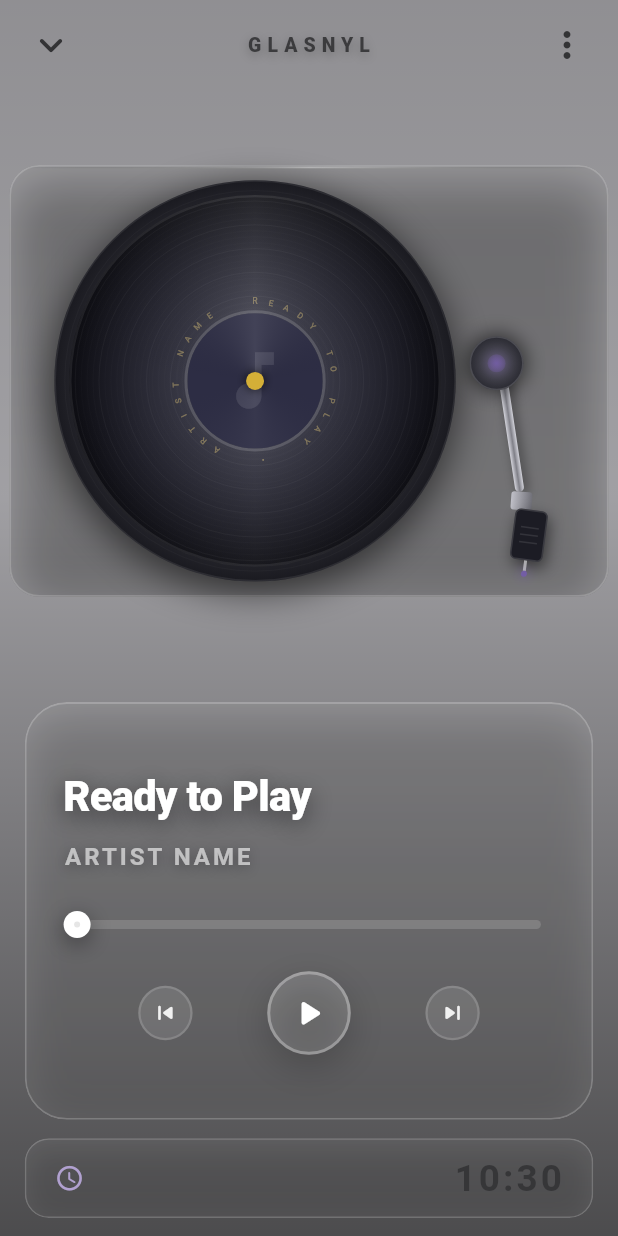
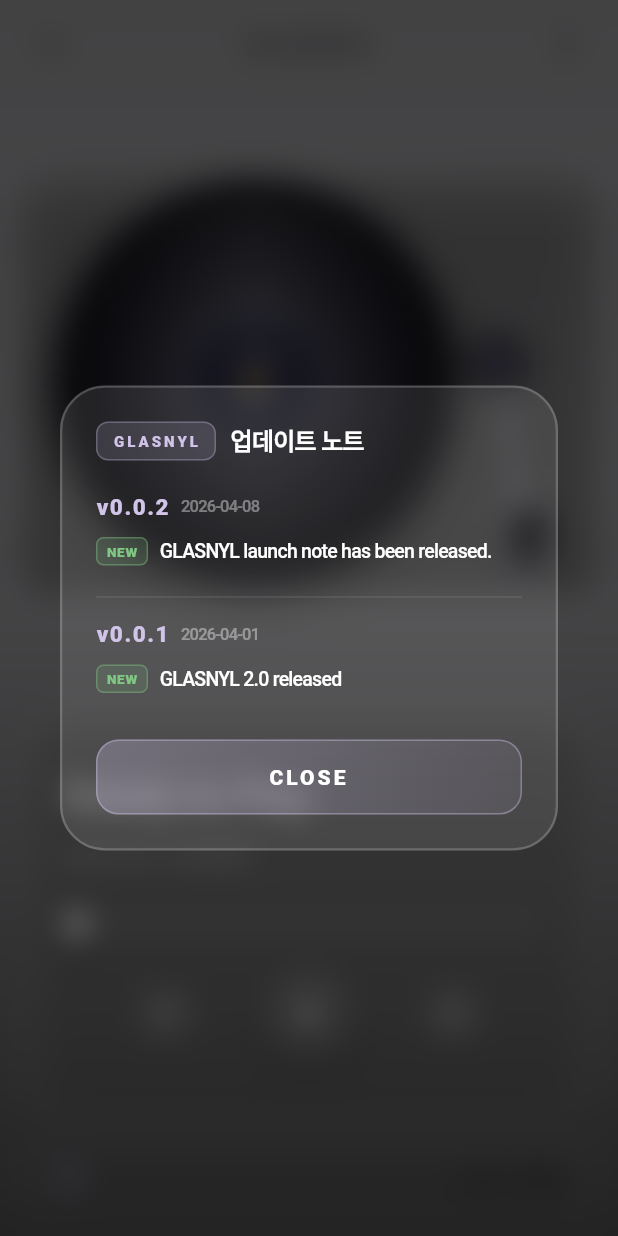
Before and after one commit to jjaez7/meteor_player, a Flutter app: the VinylPlayerScreen screen opened directly, on a phone screen of 412 x 824 dp. Run offline on Flutter 3.47's test engine with Material 3 defaults, Android fonts, the light colour scheme and no system bars; our stand-ins replace audio_service, flutter_colorpicker, font_awesome_flutter, google_mobile_ads, marquee, package_info_plus and 5 more; missing offline and left inert: notification_listener_service, translator; accounts and stored records are empty; Roboto replaces fonts that are missing (Pretendard, sans-serif-medium); statements that could not run were skipped.

Commit message:
GLASNYL 2.0/0.0.2+25 (1차)

```diff
--- a/lib/features/pip_handler.dart
+++ b/lib/features/pip_handler.dart
@@ -3,9 +3,9 @@
 
 class PipHandler {
   // 진입 및 제어용 채널
-  static const _controlChannel = MethodChannel('com.glasnyl.player/media_control');
+  static const _controlChannel = MethodChannel('com.glasnyl.app/media_control');
   // PiP 상태 및 버튼 액션 수신용 채널
-  static const _statusChannel = MethodChannel('com.glasnyl.player/pip_status');
+  static const _statusChannel = MethodChannel('com.glasnyl.app/pip_status');
 
   /// 🚀 PiP 시스템 버튼 클릭 리스너 등록
   /// [onToggle], [onNext], [onPrev]는 각각 재생/정지, 다음곡, 이전곡 함수를 전달받습니다.
--- a/lib/logic/player_logic.dart
+++ b/lib/logic/player_logic.dart
@@ -6,7 +6,7 @@
 
 class PlayerLogic {
   // main.dart의 _mediaChannel과 동일한 채널 — 한 곳에서만 문자열 관리
-  static const _mediaChannel = MethodChannel('com.glasnyl.player/media_control');
+  static const _mediaChannel = MethodChannel('com.glasnyl.app/media_control');
 
   // --- [1] 테마 및 색상 관련 로직 ---
 
--- a/lib/main.dart
+++ b/lib/main.dart
@@ -32,7 +32,7 @@
     AudioService.init(
       builder: () => MyAudioHandler(),
       config: const AudioServiceConfig(
-        androidNotificationChannelId: 'com.glasnyl.player.audio',
+        androidNotificationChannelId: 'com.glasnyl.app.audio',
         androidNotificationChannelName: 'GLASNYL Control',
         androidShowNotificationBadge: true,
         androidStopForegroundOnPause: false,
@@ -69,10 +69,10 @@
 
 class MyAudioHandler extends BaseAudioHandler {
   static const MethodChannel _nativeChannel = MethodChannel(
-    'com.glasnyl.player/media_control',
+    'com.glasnyl.app/media_control',
   );
   static const EventChannel _statusChannel = EventChannel(
-    'com.glasnyl.player/media_status',
+    'com.glasnyl.app/media_status',
   );
 
   Stream<Duration> get position => playbackState.map((state) => state.updatePosition).distinct();
--- /dev/null
+++ b/lib/menu/release_notes.dart
@@ -0,0 +1,276 @@
+import 'dart:ui';
+import 'package:flutter/material.dart';
+import 'package:package_info_plus/package_info_plus.dart';
+import 'package:shared_preferences/shared_preferences.dart';
+
+// ─────────────────────────────────────
+// 출시노트 데이터 (버전 올릴 때마다 맨 위에 추가)
+// ─────────────────────────────────────
+
+class ReleaseNote {
+  final String version;
+  final String date;
+  final List<ReleaseNoteItem> items;
+
+  const ReleaseNote({
+    required this.version,
+    required this.date,
+    required this.items,
+  });
+}
+
+enum NoteType { feature, fix, improvement }
+
+class ReleaseNoteItem {
+  final NoteType type;
+  final String text;
+
+  const ReleaseNoteItem(this.type, this.text);
+}
+
+// ★ 여기에 버전 올릴 때마다 맨 위에 추가하세요
+const List<ReleaseNote> kReleaseNotes = [
+  ReleaseNote(
+    version: "0.0.2",
+    date: "2026-04-08",
+    items: [
+      ReleaseNoteItem(NoteType.feature, "GLASNYL launch note has been released."),
+    ],
+  ),
+  ReleaseNote(
+    version: "0.0.1",
+    date: "2026-04-01",
+    items: [
+      ReleaseNoteItem(NoteType.feature, "GLASNYL 2.0 released"),
+    ],
+  ),
+];
+
+// ─────────────────────────────────────
+// 자동 표시 (업데이트 후 첫 실행 시)
+// ─────────────────────────────────────
+
+const String _lastSeenVersionKey = "release_notes_last_seen_version";
+
+Future<void> showReleaseNotesIfUpdated(BuildContext context) async {
+  final info = await PackageInfo.fromPlatform();
+  final currentVersion = info.version;
+
+  final prefs = await SharedPreferences.getInstance();
+  final lastSeen = prefs.getString(_lastSeenVersionKey) ?? "";
+
+  if (lastSeen != currentVersion) {
+    await prefs.setString(_lastSeenVersionKey, currentVersion);
+    if (context.mounted) {
+      showReleaseNotesDialog(context);
+    }
+  }
+}
+
+// ─────────────────────────────────────
+// 수동 표시 (설정/정보 화면에서 호출)
+// ─────────────────────────────────────
+
+void showReleaseNotesDialog(BuildContext context) {
+  showDialog(
+    context: context,
+    builder: (context) => const _ReleaseNotesDialog(),
+  );
+}
+
+// ─────────────────────────────────────
+// 다이얼로그 UI
+// ─────────────────────────────────────
+
+class _ReleaseNotesDialog extends StatelessWidget {
+  const _ReleaseNotesDialog();
+
+  @override
+  Widget build(BuildContext context) {
+    const Color accentColor = Color(0xFFD1C4E9);
+    final size = MediaQuery.of(context).size;
+    final bool isLandscape = size.width > size.height;
+
+    return BackdropFilter(
+      filter: ImageFilter.blur(sigmaX: 10, sigmaY: 10),
+      child: AlertDialog(
+        backgroundColor: Colors.white.withValues(alpha: 0.1),
+        surfaceTintColor: Colors.transparent,
+        shape: RoundedRectangleBorder(
+          borderRadius: BorderRadius.circular(30),
+          side: BorderSide(color: Colors.white.withValues(alpha: 0.2), width: 1.5),
+        ),
+        contentPadding: const EdgeInsets.all(24),
+        content: SizedBox(
+          width: isLandscape ? size.width * 0.65 : size.width * 0.85,
+          child: Column(
+            mainAxisSize: MainAxisSize.min,
+            children: [
+              // 헤더
+              Row(
+                children: [
+                  Container(
+                    padding: const EdgeInsets.symmetric(horizontal: 10, vertical: 5),
+                    decoration: BoxDecoration(
+                      color: accentColor.withValues(alpha: 0.15),
+                      borderRadius: BorderRadius.circular(8),
+                      border: Border.all(color: accentColor.withValues(alpha: 0.3)),
+                    ),
+                    child: Text(
+                      "GLASNYL",
+                      style: TextStyle(
+                        fontSize: 10,
+                        fontWeight: FontWeight.w900,
+                        color: accentColor,
+                        letterSpacing: 2,
+                      ),
+                    ),
+                  ),
+                  const SizedBox(width: 10),
+                  const Text(
+                    "업데이트 노트",
+                    style: TextStyle(
+                      fontSize: 16,
+                      fontWeight: FontWeight.w800,
+                      color: Colors.white,
+                    ),
+                  ),
+                ],
+              ),
+              const SizedBox(height: 20),
+
+              // 노트 리스트 (스크롤)
+              ConstrainedBox(
+                constraints: BoxConstraints(
+                  maxHeight: isLandscape ? size.height * 0.5 : size.height * 0.55,
+                ),
+                child: ListView.separated(
+                  shrinkWrap: true,
+                  itemCount: kReleaseNotes.length,
+                  separatorBuilder: (_, __) => Divider(
+                    color: Colors.white.withValues(alpha: 0.1),
+                    height: 28,
+                  ),
+                  itemBuilder: (context, index) {
+                    final note = kReleaseNotes[index];
+                    return _buildNoteSection(note, accentColor);
+                  },
+                ),
+              ),
+              const SizedBox(height: 24),
+
+              // 닫기 버튼
+              GestureDetector(
+                onTap: () => Navigator.pop(context),
+                child: Container(
+                  width: double.infinity,
+                  padding: const EdgeInsets.symmetric(vertical: 14),
+                  decoration: BoxDecoration(
+                    gradient: LinearGradient(
+                      colors: [
+                        accentColor.withValues(alpha: 0.3),
+                        accentColor.withValues(alpha: 0.1),
+                      ],
+                    ),
+                    borderRadius: BorderRadius.circular(15),
+                    border: Border.all(color: accentColor.withValues(alpha: 0.4)),
+                  ),
+                  child: const Text(
+                    "CLOSE",
+                    textAlign: TextAlign.center,
+                    style: TextStyle(
+                      fontWeight: FontWeight.w900,
+                      letterSpacing: 2,
+                      color: Colors.white,
+                    ),
+                  ),
+                ),
+              ),
+            ],
+          ),
+        ),
+      ),
+    );
+  }
+
+  Widget _buildNoteSection(ReleaseNote note, Color accentColor) {
+    return Column(
+      crossAxisAlignment: CrossAxisAlignment.start,
+      children: [
+        // 버전 + 날짜
+        Row(
+          children: [
+            Text(
+              "v${note.version}",
+              style: TextStyle(
+                fontSize: 15,
+                fontWeight: FontWeight.w900,
+                color: accentColor,
+                letterSpacing: 1,
+              ),
+            ),
+            const SizedBox(width: 8),
+            Text(
+              note.date,
+              style: TextStyle(
+                fontSize: 11,
+                color: Colors.white.withValues(alpha: 0.4),
+                fontWeight: FontWeight.w500,
+              ),
+            ),
+          ],
+        ),
+        const SizedBox(height: 10),
+
+        // 항목들
+        ...note.items.map((item) => Padding(
+          padding: const EdgeInsets.only(bottom: 7),
+          child: Row(
+            crossAxisAlignment: CrossAxisAlignment.start,
+            children: [
+              _buildTypeBadge(item.type),
+              const SizedBox(width: 8),
+              Expanded(
+                child: Text(
+                  item.text,
+                  style: const TextStyle(
+                    fontSize: 13,
+                    color: Colors.white,
+                    fontWeight: FontWeight.w500,
+                    height: 1.4,
+                  ),
+                ),
+              ),
+            ],
+          ),
+        )),
+      ],
+    );
+  }
+
+  Widget _buildTypeBadge(NoteType type) {
+    final (label, color) = switch (type) {
+      NoteType.feature    => ("NEW",  const Color(0xFF81C784)),
+      NoteType.fix        => ("FIX",  const Color(0xFFE57373)),
+      NoteType.improvement => ("UPD", const Color(0xFF64B5F6)),
+    };
+
+    return Container(
+      padding: const EdgeInsets.symmetric(horizontal: 6, vertical: 2),
+      decoration: BoxDecoration(
+        color: color.withValues(alpha: 0.15),
+        borderRadius: BorderRadius.circular(5),
+        border: Border.all(color: color.withValues(alpha: 0.4)),
+      ),
+      child: Text(
+        label,
+        style: TextStyle(
+          fontSize: 9,
+          fontWeight: FontWeight.w900,
+          color: color,
+          letterSpacing: 0.5,
+        ),
+      ),
+    );
+  }
+}
--- a/lib/player_screen.dart
+++ b/lib/player_screen.dart
@@ -31,6 +31,8 @@
 import 'concert_effects.dart';
 import 'widgets/now_playing_card.dart';
 import 'services/share_service.dart';
+import 'menu/release_notes.dart';
+import 'menu/review_prompt.dart';
 
 Timer? _accessCheckTimer;
 bool _isPassDialogShowing = false;
@@ -113,9 +115,9 @@
   Color _playBtnColor = const Color(0xFF735DA5);
 
   // ── 채널
-  static const _pipChannel = MethodChannel('com.glasnyl.player/pip_status');
+  static const _pipChannel = MethodChannel('com.glasnyl.app/pip_status');
   static const _volumeChannel = EventChannel(
-    'com.glasnyl.player/volume_events',
+    'com.glasnyl.app/volume_events',
   );
   final GlobalKey _progressKey = GlobalKey();
   final GlobalKey _shareCardKey = GlobalKey();
@@ -230,7 +232,11 @@
       Future.delayed(const Duration(milliseconds: 2000), () {
         if (mounted) _fetchInitialStatus();
       });
+      showReleaseNotesIfUpdated(context);
+      showReviewPromptIfNeeded(context);
     });
+
+
   }
 
   // ──────────────────────────────────────────────────────────────────────
@@ -631,7 +637,7 @@
           await Future.delayed(const Duration(milliseconds: 800));
           if (!mounted) return;
           try {
-            const platform = MethodChannel('com.glasnyl.player/media_control');
+            const platform = MethodChannel('com.glasnyl.app/media_control');
             final dynamic artResult = await platform.invokeMethod(
               'getAlbumArt',
             );
@@ -665,7 +671,7 @@
     });
 
     _mediaStatusSub?.cancel();
-    _mediaStatusSub = const EventChannel('com.glasnyl.player/media_status')
+    _mediaStatusSub = const EventChannel('com.glasnyl.app/media_status')
         .receiveBroadcastStream()
         .listen(
           (status) {
@@ -692,7 +698,7 @@
   // ──────────────────────────────────────────────────────────────────────
   Future<void> _fetchInitialStatus() async {
     try {
-      const platform = MethodChannel('com.glasnyl.player/media_control');
+      const platform = MethodChannel('com.glasnyl.app/media_control');
       final dynamic result = await platform.invokeMethod('getCurrentStatus');
 
       if (result != null && mounted) {
@@ -1052,7 +1058,7 @@
                                   }
                                   try {
                                     const p = MethodChannel(
-                                      'com.glasnyl.player/media_control',
+                                      'com.glasnyl.app/media_control',
                                     );
                                     final r = await p.invokeMethod(
                                       'getCurrentStatus',
@@ -1198,7 +1204,7 @@
 
   Future<void> _syncLyricsPosition() async {
     try {
-      const p = MethodChannel('com.glasnyl.player/media_control');
+      const p = MethodChannel('com.glasnyl.app/media_control');
       final r = await p.invokeMethod('getCurrentStatus');
       if (r?['position'] != null && mounted) {
         _positionNotifier.value = Duration(
@@ -1648,7 +1654,7 @@
                                     }
                                     try {
                                       const p = MethodChannel(
-                                        'com.glasnyl.player/media_control',
+                                        'com.glasnyl.app/media_control',
                                       );
                                       final r = await p.invokeMethod(
                                         'getCurrentStatus',
@@ -2645,7 +2651,7 @@
                             }
                             try {
                               const p = MethodChannel(
-                                'com.glasnyl.player/media_control',
+                                'com.glasnyl.app/media_control',
                               );
                               final r = await p.invokeMethod(
                                 'getCurrentStatus',
--- a/lib/widgets/stream_progress_bar.dart
+++ b/lib/widgets/stream_progress_bar.dart
@@ -32,7 +32,7 @@
         }
 
         return StreamBuilder(
-          stream: const EventChannel('com.glasnyl.player/media_status').receiveBroadcastStream(),
+          stream: const EventChannel('com.glasnyl.app/media_status').receiveBroadcastStream(),
           builder: (context, snapshot) {
             double currentFactor = 0.0;
 
--- a/pubspec.yaml
+++ b/pubspec.yaml
@@ -16,7 +16,7 @@
 # https://developer.apple.com/library/archive/documentation/General/Reference/InfoPlistKeyReference/Articles/CoreFoundationKeys.html
 # In Windows, build-name is used as the major, minor, and patch parts
 # of the product and file versions while build-number is used as the build suffix.
-version: 0.0.3+4
+version: 0.0.2+25
 
 environment:
   sdk: ^3.10.7
@@ -55,6 +55,7 @@
   google_mobile_ads: ^7.0.0
   share_plus: ^12.0.1
   path_provider: ^2.1.5
+  font_awesome_flutter: ^11.0.0
 
 dev_dependencies:
   flutter_test:
```
Also changed, not shown: lib/menu/dialog_creator.dart (+104 -2 lines), lib/menu/review_prompt.dart (added, +271 -0 lines), pubspec.lock, 5 other files.
